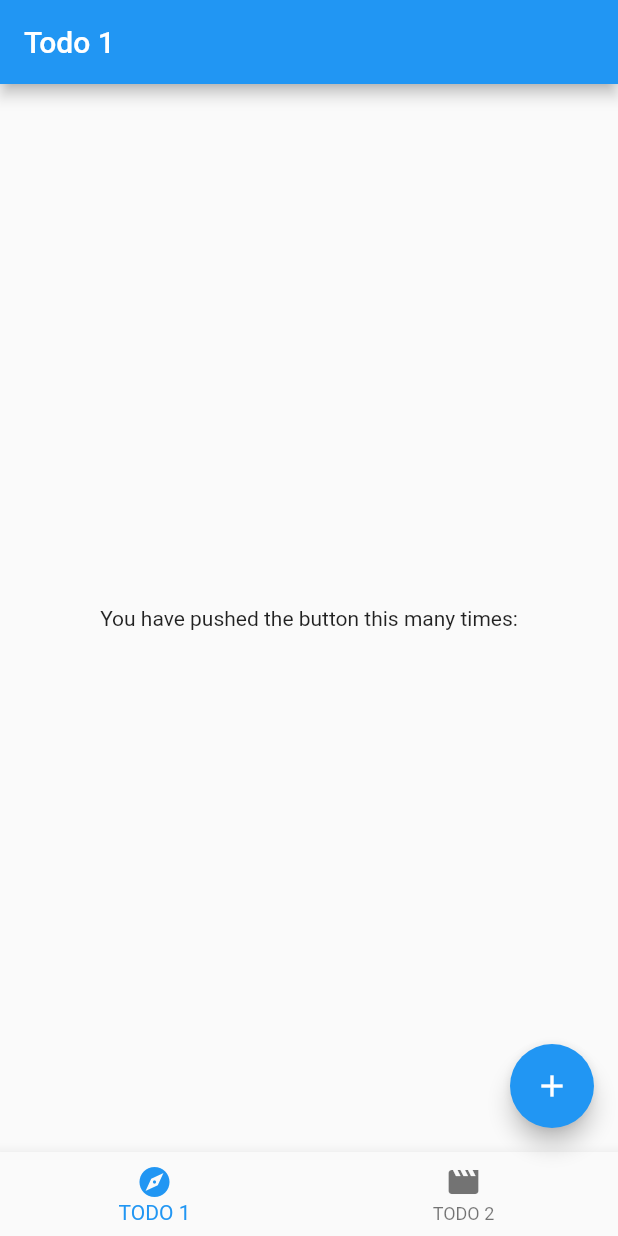
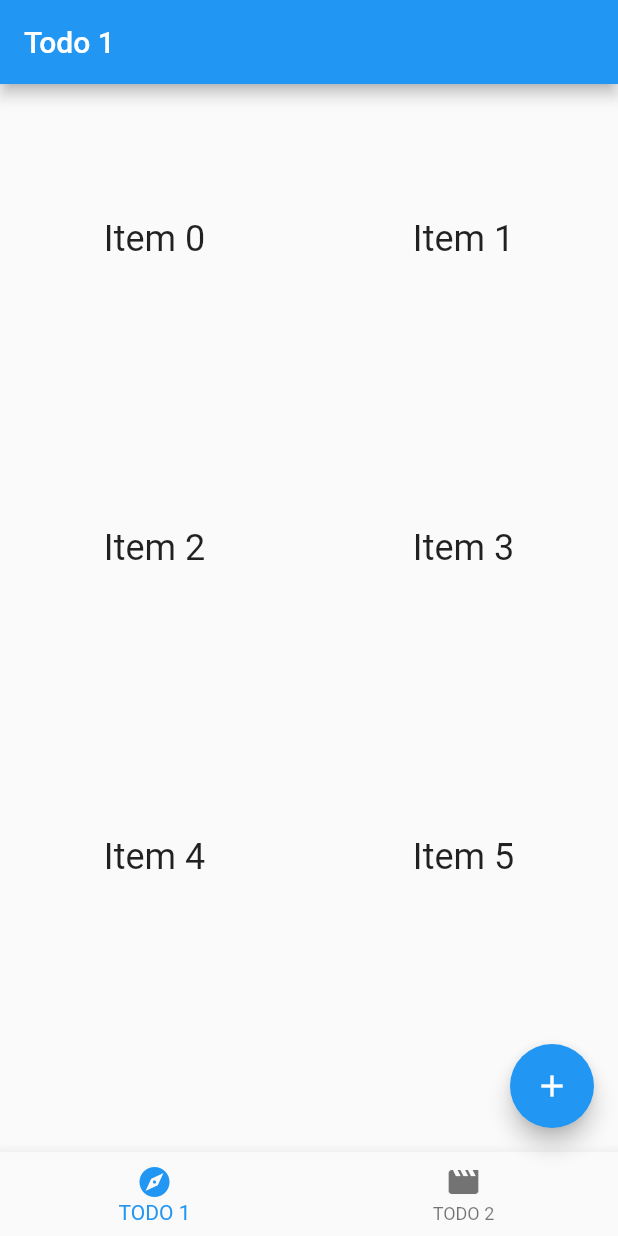
Before and after one commit to Rokcas/nma_games, a Flutter app: the screen it shows after launch, on a phone screen of 412 x 824 dp. Run offline on Flutter 3.47's test engine with Material 2 defaults, Android fonts, the phone set to English and light mode, and no system bars.

Commit message:
Implement a basic grid for displaying available games

```diff
--- a/lib/pages/main_page.dart
+++ b/lib/pages/main_page.dart
@@ -1,4 +1,5 @@
 import 'package:flutter/material.dart';
+import 'package:nma_games/widgets/game_grid.dart';
 
 class MainPage extends StatefulWidget {
   @override
@@ -15,16 +16,7 @@ class _MainPageState extends State<MainPage> {
       appBar: AppBar(
         title: Text("${tabNames[_currentIndex]}"),
       ),
-      body: Center(
-        child: Column(
-          mainAxisAlignment: MainAxisAlignment.center,
-          children: <Widget>[
-            Text(
-              'You have pushed the button this many times:',
-            ),
-          ],
-        ),
-      ),
+      body: GameGrid(),
       floatingActionButton: FloatingActionButton(
         onPressed: () => print("TODO"),
         tooltip: 'Increment',
--- /dev/null
+++ b/lib/widgets/game_grid.dart
@@ -0,0 +1,18 @@
+import 'package:flutter/material.dart';
+
+class GameGrid extends StatelessWidget {
+  @override
+  Widget build(BuildContext context) {
+    return GridView.count(
+        crossAxisCount: 2,
+        // Generate 100 widgets that display their index in the List.
+        children: List.generate(100, (index) {
+          return Center(
+            child: Text(
+              'Item $index',
+              style: Theme.of(context).textTheme.headline5,
+            ),
+          );
+        }));
+  }
+}
```
